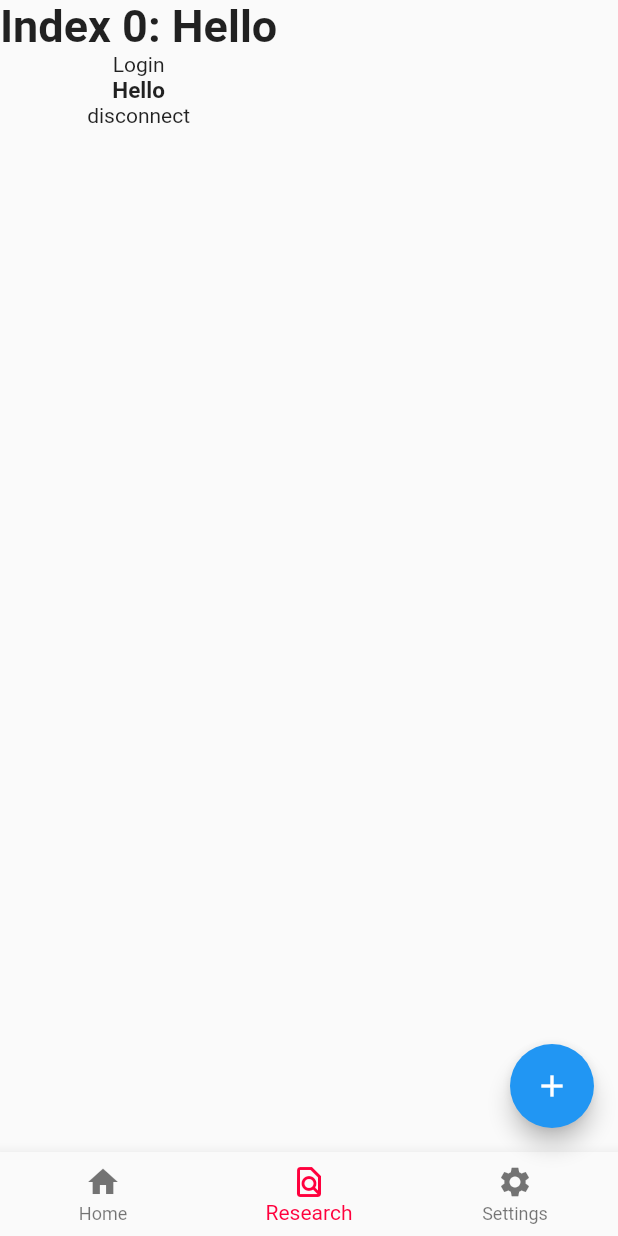
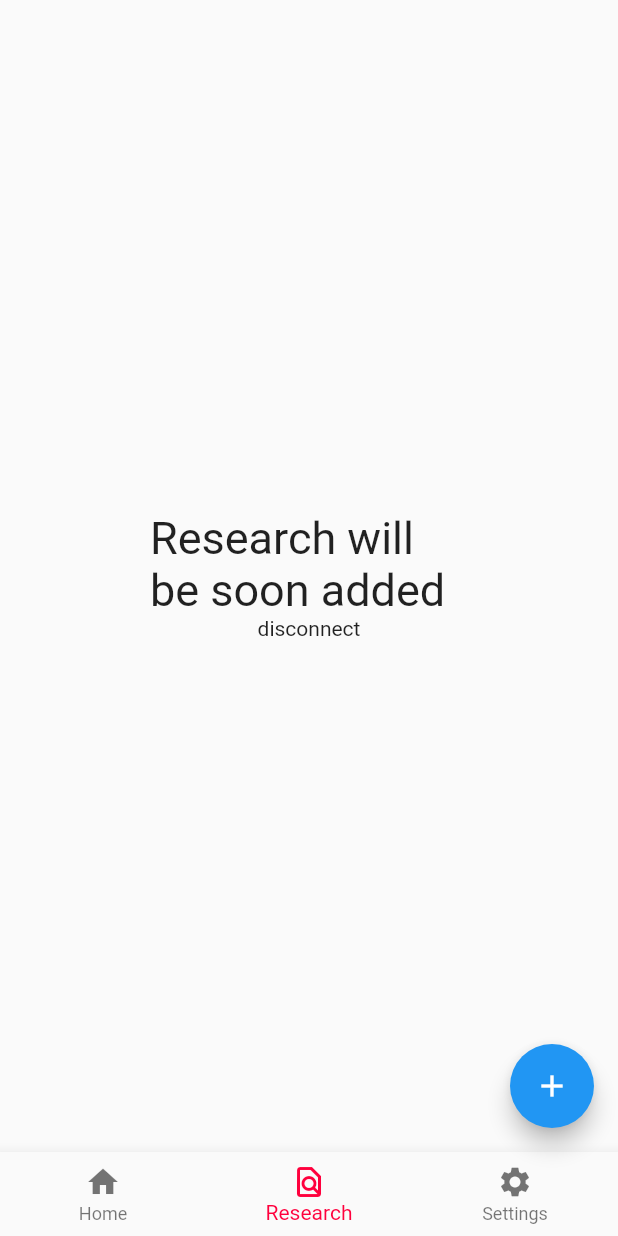
Before and after one commit to EpsiSocialNetwork/mobile_app_posthoop, a Flutter app: the HomePage screen opened by its route, item 2 of the bottom bar chosen, on a phone screen of 412 x 824 dp. Run offline on Flutter 3.47's test engine with Material 2 defaults, Android fonts, the phone set to English and light mode, and no system bars; our stand-ins replace flutter_secure_storage, flutter_svg, jwt_decoder; missing offline and left inert: openid_client; accounts and stored records are empty; network calls fail.

Commit message:
some graphics adjustement

```diff
--- a/lib/pages/homePage.dart
+++ b/lib/pages/homePage.dart
@@ -6,7 +6,6 @@ import 'package:http/http.dart' as http;
 import 'package:mobile_app_posthoop/services/authenticateService.dart';
 import 'package:mobile_app_posthoop/widget/personalUserInfo.dart';
 import 'package:mobile_app_posthoop/widget/postList.dart';
-import 'package:mobile_app_posthoop/widget/userInfo.dart';
 import 'package:mobile_app_posthoop/models/user.dart';
 
 String token = "Hello";
@@ -51,7 +50,6 @@ class _HomePageState extends State<HomePage> {
       print("after");
       if(response.body.isEmpty){
         print("New user");
-        print(AuthenticateService.username);
         final response = await http.post(Uri.parse('https://user.mignon.chat/user'),
             headers: {
               'Content-Type': 'application/json',
@@ -66,7 +64,6 @@ class _HomePageState extends State<HomePage> {
               'fullname': AuthenticateService.fullname
             })
         );
-        print(response.statusCode);
       }
     };
   }
@@ -83,23 +80,13 @@ class _HomePageState extends State<HomePage> {
     List<Widget> _widgetOptions = <Widget>[
       PostList(),
       Container(
-        child: SingleChildScrollView(
+        padding: EdgeInsets.all(100.0),
         child: Column(
+          mainAxisAlignment: MainAxisAlignment.center,
           children: <Widget>[
             Text(
-                'Index 0: Hello',
-                style: optionStyle,
-              ),
-              GestureDetector(
-                  onTap: () {
-                    auth.authenticate();
-                  },
-                  child: Text(
-                      "Login"
-                  )
-              ),
-              Text('$token',
-                style: TextStyle(fontSize: 15, fontWeight: FontWeight.bold),
+              "Research will be soon added",
+              style: TextStyle(fontSize: 30),
             ),
             GestureDetector(
                 onTap: () {
@@ -110,7 +97,6 @@ class _HomePageState extends State<HomePage> {
                 ),
             ),
           ],
-          ),
         ),
       ),
       PersonalUserInfoWidget()
--- a/lib/widget/label/loginLabel.dart
+++ b/lib/widget/label/loginLabel.dart
@@ -10,8 +10,10 @@ class LoginLabel extends StatelessWidget {
     return Container(
         child: Column(children: <Widget>[
           SizedBox(height: height * 0.1),
-          SvgPicture.asset('assets/gobelet-en-carton.svg',
-              height: 200, semanticsLabel: 'PostHoop Logo'),
+          SvgPicture.asset('assets/logo.svg',
+              color: Color.fromRGBO(33, 9, 102, 100),
+              height: 200,
+              semanticsLabel: 'PostHoop Logo'),
           SizedBox(height: height * 0.05),
           Text(
             'Nouveau Hooper ?',
--- a/lib/widget/label/registerLabel.dart
+++ b/lib/widget/label/registerLabel.dart
@@ -10,8 +10,10 @@ class RegisterLabel extends StatelessWidget {
     return Container(
         child: Column(children: <Widget>[
           SizedBox(height: height * 0.1),
-          SvgPicture.asset('assets/gobelet-en-carton.svg',
-              height: 200, semanticsLabel: 'PostHoop Logo'),
+          SvgPicture.asset('assets/logo.svg',
+              color: Color.fromRGBO(33, 9, 102, 100),
+              height: 200,
+              semanticsLabel: 'PostHoop Logo'),
           SizedBox(height: height * 0.05),
           Text(
             'Déjà Hooper ?',
--- a/lib/widget/post.dart
+++ b/lib/widget/post.dart
@@ -103,7 +103,7 @@ class _PostWidget extends State<PostWidget> {
       var statut = jsonDecode(response.body);
       this.setState(() {
         _numberOfLike = statut["like"];
-        _numberOfView = statut["view"];
+        _numberOfView = int.parse(statut["view"]);
       });
     }
   }
--- a/lib/widget/postList.dart
+++ b/lib/widget/postList.dart
@@ -48,7 +48,6 @@ class _PostList extends State<PostList> {
         }
     );
     if(response.statusCode == 200){
-      print("get follow");
       var list = jsonDecode(response.body);
       var listFollowings  = List<Follow>.from(list.map((i) => Follow.fromJson(i)));
       var uidsFollowings = listFollowings.map((follow) => follow.followUidUser).toList();
@@ -62,7 +61,8 @@ class _PostList extends State<PostList> {
 
   }
 
-  void _viewPost(Post post) {
+  void _viewPost(Post post) async {
+    final response = await http.put(Uri.parse('https://react.mignon.chat/${post.uid}/view'));
     Navigator.pushNamed(context, '/post', arguments: post);
   }
 
--- a/lib/widget/userInfo.dart
+++ b/lib/widget/userInfo.dart
@@ -125,7 +125,6 @@ class _UserInfoWidget extends State<UserInfoWidget> {
 
   void _follow() async {
     if(isFollow){
-      print('UnFollow the user');
       final response = await http.delete(Uri.parse('https://user.mignon.chat/follow'),
           headers: {
             'Content-Type': 'application/json',
@@ -142,7 +141,6 @@ class _UserInfoWidget extends State<UserInfoWidget> {
       });
       getFollowers();
     } else {
-      print('Follow the user');
       final response = await http.post(Uri.parse('https://user.mignon.chat/follow'),
           headers: {
             'Content-Type': 'application/json',
@@ -154,7 +152,6 @@ class _UserInfoWidget extends State<UserInfoWidget> {
             'followUidUser': _user.uid
           })
       );
-      print(response.body);
       if(response.statusCode == 201){
         getFollowers();
         this.setState(() {
```
Also changed, not shown: lib/pages/registerPage.dart (+7 -2 lines), lib/widget/label/welcomeLabel.dart (indentation only). Lines whose indentation alone changed are shown as unchanged.
